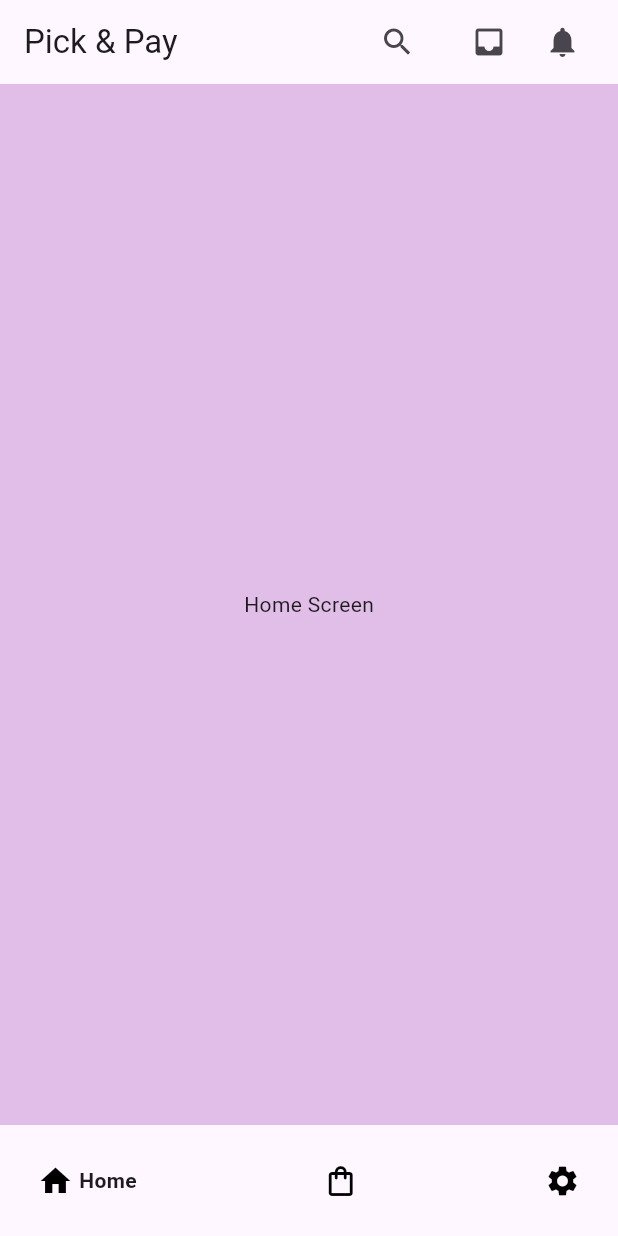
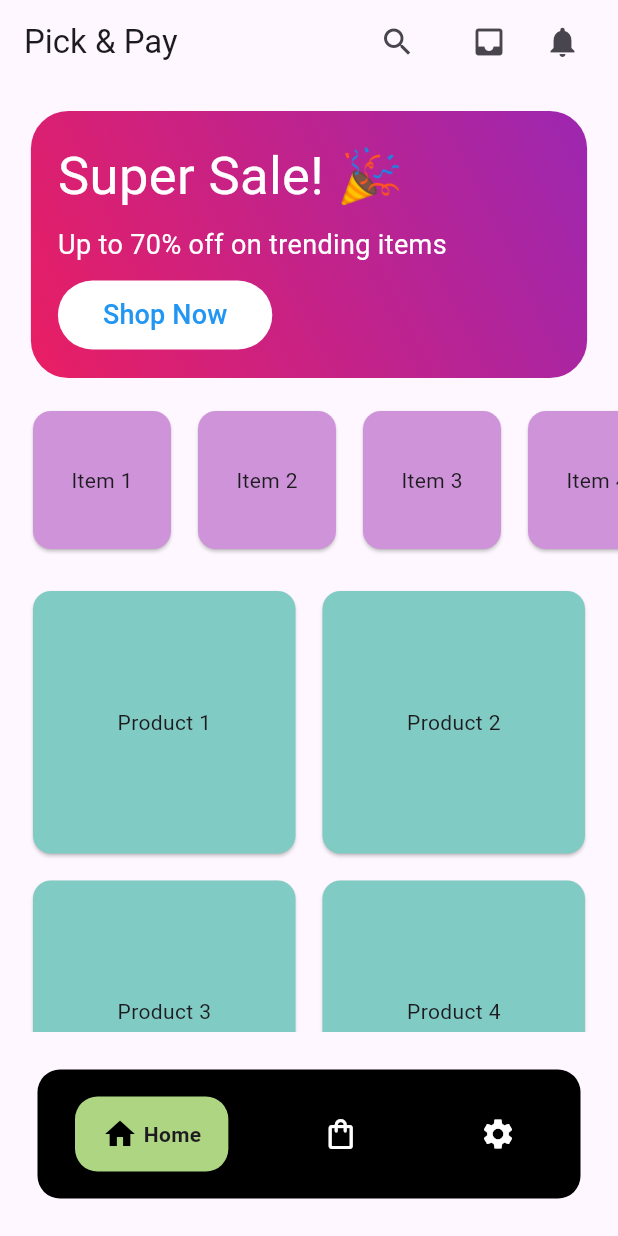
Before and after one commit to AmanSinghThakur01/Shopy, a Flutter app: the screen it shows after launch, on a phone screen of 412 x 824 dp. Run offline on Flutter 3.47's test engine with Material 3 defaults, Android fonts, the phone set to English and light mode, and no system bars; drawn by our look-alikes of google_nav_bar.

Commit message:
Update homepage layout and styling

```diff
--- a/lib/Screens/Cart_screen.dart
+++ b/lib/Screens/Cart_screen.dart
@@ -5,7 +5,6 @@ class CartScreen extends StatelessWidget {
   @override
   Widget build(BuildContext context) {
     return Scaffold(
-      backgroundColor: Colors.pinkAccent[100],
 body: Center(child: Text(" Cart Screen ", style: TextStyle( fontSize: 25),),),
     );
   }
--- a/lib/Screens/Home_screen.dart
+++ b/lib/Screens/Home_screen.dart
@@ -1,12 +1,117 @@
 import 'package:flutter/material.dart';
+
 class HomeScreen extends StatelessWidget {
   const HomeScreen({super.key});
 
   @override
   Widget build(BuildContext context) {
     return Scaffold(
-      backgroundColor: Colors.purple[100],
-      body: Center(child: Text('Home Screen'),),
+      body: SafeArea(
+        child: Column(
+          children: [
+            Container(
+              padding: const EdgeInsets.all(18),
+              margin: const EdgeInsets.all(18),
+              decoration: BoxDecoration(
+                borderRadius: BorderRadius.circular(25),
+                gradient: const LinearGradient(
+                  colors: [Colors.purple, Colors.pink],
+                  begin: Alignment.topRight,
+                  end: Alignment.bottomLeft,
+                ),
+              ),
+              width: MediaQuery.of(context).size.width * 0.9,
+              child: Column(
+                crossAxisAlignment: CrossAxisAlignment.start,
+                children: [
+                  const Text(
+                    "Super Sale! 🎉",
+                    style: TextStyle(fontSize: 35, color: Colors.white),
+                  ),
+                  const SizedBox(height: 8),
+                  const Text(
+                    "Up to 70% off on trending items",
+                    style: TextStyle(color: Colors.white, fontSize: 18),
+                  ),
+                  const SizedBox(height: 10),
+                  TextButton(
+                    onPressed: () {
+                      showDialog(
+                        context: context,
+                        builder: (context) {
+                          return AlertDialog(
+                            title: const Text("Sale Alert!"),
+                            content: const Text("We will Notify You Whenever the sale is live"),
+                            actions: [
+                              TextButton(
+                                onPressed: () {
+                                  Navigator.of(context).pop();
+                                },
+                                child: const Text("Ok"),
+                              )
+                            ],
+                          );
+                        },
+                      );
+                    },
+                    style: TextButton.styleFrom(
+                      padding: const EdgeInsets.symmetric(horizontal: 30, vertical: 10),
+                      foregroundColor: Colors.blue,
+                      backgroundColor: Colors.white,
+                    ),
+                    child: const Text(
+                      "Shop Now",
+                      style: TextStyle(fontSize: 18),
+                    ),
+                  )
+                ],
+              ),
+            ),
+            SizedBox(
+              height: 100,
+              child: GridView.builder(
+                scrollDirection: Axis.horizontal,
+                padding: const EdgeInsets.symmetric(horizontal: 18),
+                gridDelegate: const SliverGridDelegateWithFixedCrossAxisCount(
+                  crossAxisCount: 1,
+                  crossAxisSpacing: 10,
+                  mainAxisSpacing: 10,
+                ),
+                itemCount: 12,
+                itemBuilder: (context, index) {
+                  return Card(
+                    color: Colors.purple[200],
+                    child: Center(
+                      child: Text("Item ${index + 1}"),
+                    ),
+                  );
+                },
+              ),
+            ),
+            const SizedBox(height: 20),
+            Expanded(
+              child: GridView.builder(
+                padding: const EdgeInsets.symmetric(horizontal: 18),
+                gridDelegate: const SliverGridDelegateWithFixedCrossAxisCount(
+                  crossAxisCount: 2,
+                  mainAxisSpacing: 10,
+                  crossAxisSpacing: 10,
+                ),
+                itemCount: 10,
+                itemBuilder: (context, index) {
+                  return Card(
+                    color: Colors.teal[200],
+                    child: Center(
+                      child: Text("Product ${index + 1}"),
+                    ),
+                  );
+                },
+              ),
+            ),
+          ],
+        ),
+      ),
+
     );
   }
 }
--- a/lib/Screens/Setting_screen.dart
+++ b/lib/Screens/Setting_screen.dart
@@ -5,7 +5,6 @@ class SettingScreen extends StatelessWidget {
   @override
   Widget build(BuildContext context) {
     return Scaffold(
-      backgroundColor: Colors.red[100],
       body: Center(child: Text(" Setting Screen  "),),
     );
   }
--- a/lib/Screens/first_page.dart
+++ b/lib/Screens/first_page.dart
@@ -5,8 +5,7 @@ import 'package:pick_and_pay/Screens/Home_screen.dart';
 import 'package:pick_and_pay/Screens/Setting_screen.dart';
 
 class FirstPage extends StatefulWidget {
-
-   FirstPage({super.key});
+  FirstPage({super.key});
 
   @override
   State<FirstPage> createState() => _FirstPageState();
@@ -14,49 +13,61 @@ class FirstPage extends StatefulWidget {
 
 class _FirstPageState extends State<FirstPage> {
   //selected index for navigation
-  int _selectedindex = 0 ;
+  int _selectedindex = 0;
 
   //set state to  view the  page we tapped on
-  void bottomnavigation( index ){
+  void bottomnavigation(index) {
     setState(() {
-      _selectedindex = index ;
+      _selectedindex = index;
     });
   }
+
   // all pages  list that we have in our App
-  final List _pages = [
-    HomeScreen(),
-    CartScreen(),
-    SettingScreen(),
-  ];
+  final List _pages = [HomeScreen(), CartScreen(), SettingScreen()];
   @override
   Widget build(BuildContext context) {
     return Scaffold(
       appBar: AppBar(
-
-        title:  Text("Pick & Pay "),
+        title: Text("Pick & Pay "),
         actions: [
-      IconButton(
-      icon: Icon(Icons.search), onPressed: () {
-        Navigator.pushNamed(context, '/Searchpage');
-      },
-      ),
-          SizedBox(width: 25,),
+          IconButton(
+            icon: Icon(Icons.search),
+            onPressed: () {
+              Navigator.pushNamed(context, '/Searchpage');
+            },
+          ),
+          SizedBox(width: 25),
           Icon(Icons.inbox),
           SizedBox(width: 25),
           Icon(Icons.notifications),
           SizedBox(width: 25),
-
         ],
       ),
-      body: _pages[_selectedindex],
-      bottomNavigationBar: GNav(tabs: [
-        GButton(icon: Icons.home,
-        text: ' Home',
+      body: _pages[_selectedindex],bottomNavigationBar: Padding(
+      padding: const EdgeInsets.all(25.0),
+      child: Container(
+        decoration: BoxDecoration(
+          color: Colors.black,
+          borderRadius: BorderRadius.circular(15), // Ye line add karo
         ),
-        GButton(icon: Icons.shopping_bag_outlined,text: 'Cart',),
-        GButton(icon: Icons.settings,text: ' Setting',),
-
-      ],)
+        child: Padding(
+          padding: const EdgeInsets.symmetric(horizontal: 15.0, vertical: 8.0),
+          child: GNav(
+            onTabChange: bottomnavigation,
+            backgroundColor: Colors.transparent, // Ye transparent kar do
+            tabBorderRadius: 15,
+            tabBackgroundColor: Colors.lightGreen.shade300,
+            tabMargin: EdgeInsets.all(10),
+            color: Colors.white,
+            tabs: [
+              GButton(icon: Icons.home, text: ' Home',padding: EdgeInsets.symmetric(horizontal: 18, vertical: 13),),
+              GButton(icon: Icons.shopping_bag_outlined, text: 'Cart', padding: EdgeInsets.symmetric(horizontal: 18, vertical: 13),),
+              GButton(icon: Icons.settings, text: ' Setting',padding: EdgeInsets.symmetric(horizontal: 18, vertical: 13),),
+            ],
+          ),
+        ),
+      ),
+    ),
     );
   }
 }
--- a/lib/main.dart
+++ b/lib/main.dart
@@ -15,9 +15,7 @@ class MyApp extends StatelessWidget {
   Widget build(BuildContext context) {
     return MaterialApp(
       title: ' Pick&Pay - Ecommerce App ',
-      theme: ThemeData(
-        colorScheme: ColorScheme.fromSeed(seedColor: Colors.deepPurple),
-      ),
+
       home: FirstPage(),
       routes: {
         '/firstpage': (context)=> FirstPage(),
```
